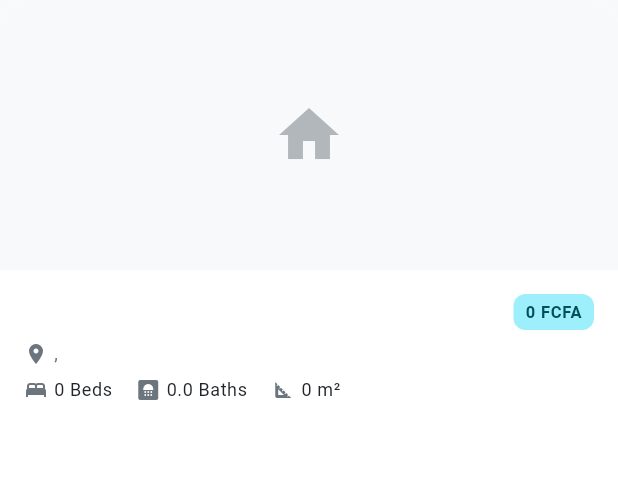
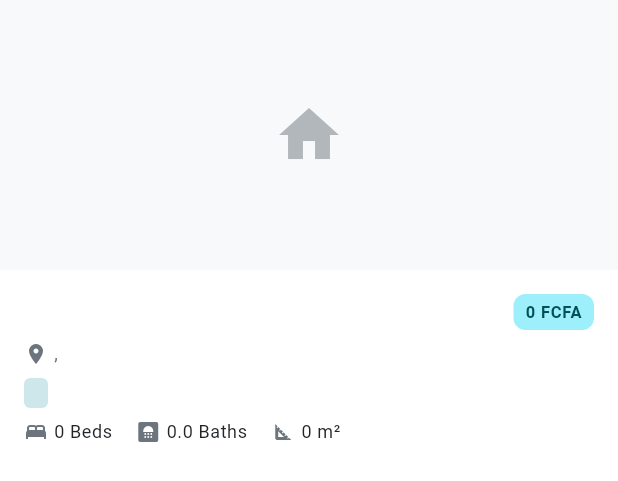
Before and after one commit to The-SudoStart/house-hunting, a Flutter app: the HouseListItem widget shown alone on an empty page, opened directly with empty values, on a phone screen of 412 x 824 dp. Shown: the top 481 px of the screen. Run offline on Flutter 3.47's test engine with Material 3 defaults, Android fonts, the phone set to English and light mode, and no system bars; our stand-ins replace go_router; network calls fail.

Commit message:
add house card

```diff
--- a/lib/features/home/widgets/house_list_item.dart
+++ b/lib/features/home/widgets/house_list_item.dart
@@ -2,10 +2,6 @@ import 'package:flutter/material.dart';
 
 import '../../../models/house.dart';
 
-/// A card widget that displays a summary of a house listing.
-///
-/// Tapping the card invokes the optional [onTap] callback, which is
-/// typically used to navigate to the house details screen.
 class HouseListItem extends StatelessWidget {
   final House house;
   final VoidCallback? onTap;
@@ -28,17 +24,7 @@ class HouseListItem extends StatelessWidget {
         child: Column(
           crossAxisAlignment: CrossAxisAlignment.start,
           children: [
-            // Image placeholder
-            Container(
-              height: 180,
-              width: double.infinity,
-              color: colorScheme.surfaceContainerHighest,
-              child: Icon(
-                Icons.home,
-                size: 48,
-                color: colorScheme.onSurfaceVariant.withValues(alpha: 0.5),
-              ),
-            ),
+            _buildImage(colorScheme),
             Padding(
               padding: const EdgeInsets.all(16),
               child: Column(
@@ -96,6 +82,25 @@ class HouseListItem extends StatelessWidget {
                       ),
                     ],
                   ),
+                  if (house.propertyType != null) ...[
+                    const SizedBox(height: 8),
+                    Container(
+                      padding: const EdgeInsets.symmetric(
+                        horizontal: 8,
+                        vertical: 2,
+                      ),
+                      decoration: BoxDecoration(
+                        color: colorScheme.secondaryContainer,
+                        borderRadius: BorderRadius.circular(4),
+                      ),
+                      child: Text(
+                        _capitalize(house.propertyType!),
+                        style: theme.textTheme.labelSmall?.copyWith(
+                          color: colorScheme.onSecondaryContainer,
+                        ),
+                      ),
+                    ),
+                  ],
                   if (house.bedrooms != null ||
                       house.bathrooms != null ||
                       house.squareFeet != null) ...[
@@ -165,10 +170,47 @@ class HouseListItem extends StatelessWidget {
     );
   }
 
+  Widget _buildImage(ColorScheme colorScheme) {
+    if (house.imageUrl != null && house.imageUrl!.isNotEmpty) {
+      return Image.network(
+        house.imageUrl!,
+        height: 180,
+        width: double.infinity,
+        fit: BoxFit.cover,
+        errorBuilder: (context, error, stackTrace) {
+          return _buildPlaceholder(colorScheme);
+        },
+        loadingBuilder: (context, child, loadingProgress) {
+          if (loadingProgress == null) return child;
+          return _buildPlaceholder(colorScheme);
+        },
+      );
+    }
+    return _buildPlaceholder(colorScheme);
+  }
+
+  Widget _buildPlaceholder(ColorScheme colorScheme) {
+    return Container(
+      height: 180,
+      width: double.infinity,
+      color: colorScheme.surfaceContainerHighest,
+      child: Icon(
+        Icons.home,
+        size: 48,
+        color: colorScheme.onSurfaceVariant.withValues(alpha: 0.5),
+      ),
+    );
+  }
+
   String _formatPrice(double price) {
     return price.toStringAsFixed(0).replaceAllMapped(
       RegExp(r'\B(?=(\d{3})+(?!\d))'),
       (match) => ',',
     );
   }
+
+  String _capitalize(String value) {
+    if (value.isEmpty) return value;
+    return value[0].toUpperCase() + value.substring(1);
+  }
 }
--- a/lib/models/house.dart
+++ b/lib/models/house.dart
@@ -38,6 +38,9 @@ class House {
   /// Type of property (e.g. 'apartment', 'house', 'studio', 'hostel').
   final String? propertyType;
 
+  /// URL of the primary image for the listing, if available.
+  final String? imageUrl;
+
   /// Street address of the property.
   final String address;
 
@@ -77,6 +80,7 @@ class House {
     this.bathrooms,
     this.squareFeet,
     this.propertyType,
+    this.imageUrl,
     required this.address,
     required this.city,
     this.state,
@@ -106,6 +110,7 @@ class House {
           : null,
       squareFeet: json['square_feet'] as int?,
       propertyType: json['property_type'] as String?,
+      imageUrl: json['image_url'] as String?,
       address: json['address'] as String,
       city: json['city'] as String,
       state: json['state'] as String?,
@@ -140,6 +145,7 @@ class House {
       'bathrooms': bathrooms,
       'square_feet': squareFeet,
       'property_type': propertyType,
+      'image_url': imageUrl,
       'address': address,
       'city': city,
       'state': state,
@@ -164,6 +170,7 @@ class House {
     double? bathrooms,
     int? squareFeet,
     String? propertyType,
+    String? imageUrl,
     String? address,
     String? city,
     String? state,
@@ -184,6 +191,7 @@ class House {
       bathrooms: bathrooms ?? this.bathrooms,
       squareFeet: squareFeet ?? this.squareFeet,
       propertyType: propertyType ?? this.propertyType,
+      imageUrl: imageUrl ?? this.imageUrl,
       address: address ?? this.address,
       city: city ?? this.city,
       state: state ?? this.state,
@@ -210,6 +218,7 @@ class House {
           bathrooms == other.bathrooms &&
           squareFeet == other.squareFeet &&
           propertyType == other.propertyType &&
+          imageUrl == other.imageUrl &&
           address == other.address &&
           city == other.city &&
           state == other.state &&
@@ -231,6 +240,7 @@ class House {
         bathrooms,
         squareFeet,
         propertyType,
+        imageUrl,
         address,
         city,
         state,
```
Also changed, not shown: 1 other file.
